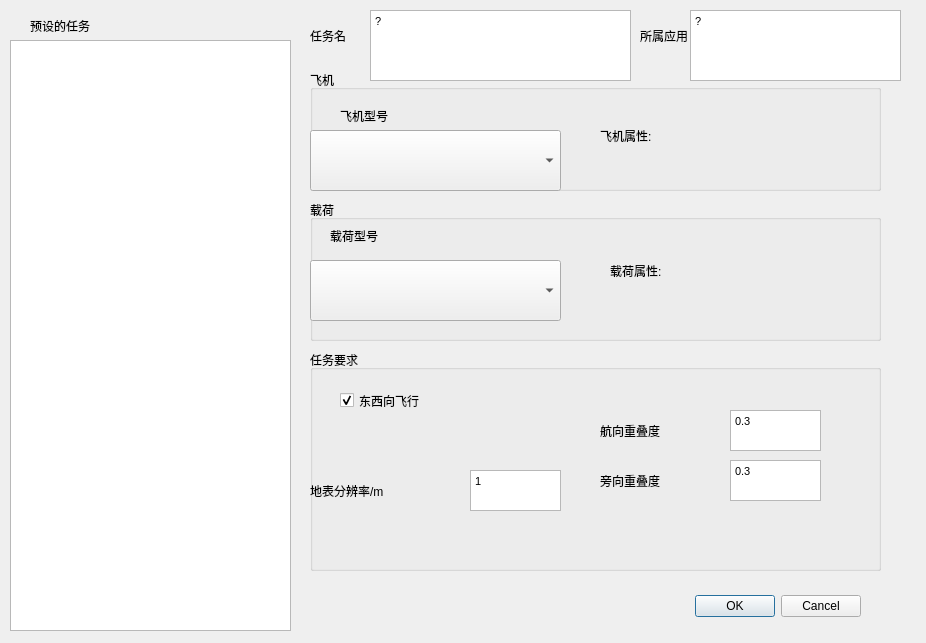
Before: the Qt Designer form add_fly_mission.ui in imbi7py/commander, drawn with Qt 5.
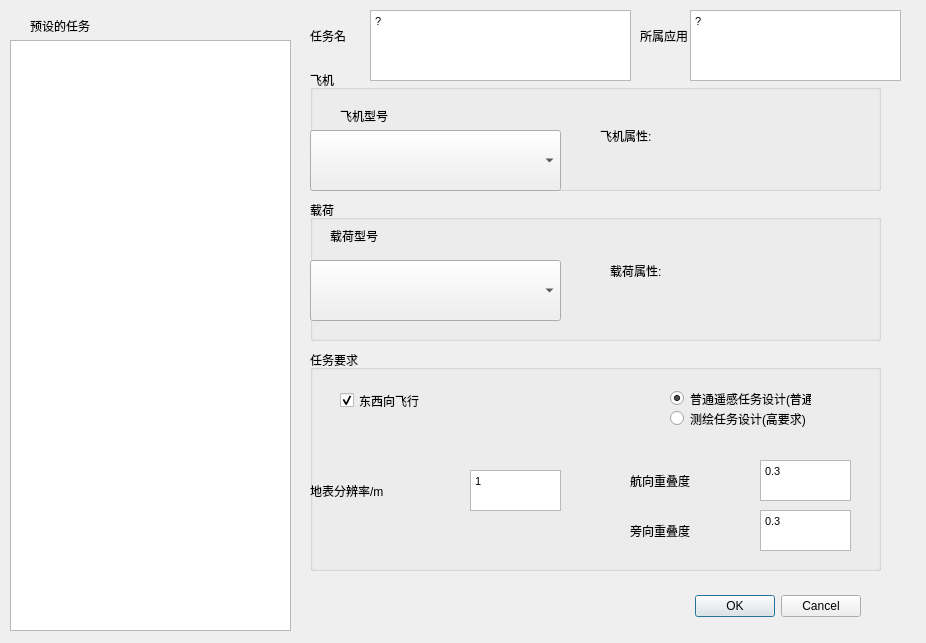
After: the same form once the commit is applied.

Diff of the .ui file:
```diff
--- a/add_fly_mission.ui
+++ b/add_fly_mission.ui
@@ -201,8 +201,8 @@
    <widget class="QLabel" name="label_5">
     <property name="geometry">
      <rect>
-      <x>290</x>
-      <y>110</y>
+      <x>320</x>
+      <y>160</y>
       <width>101</width>
       <height>41</height>
      </rect>
@@ -214,8 +214,8 @@
    <widget class="QTextEdit" name="sideway_overlap_textedit">
     <property name="geometry">
      <rect>
-      <x>420</x>
-      <y>110</y>
+      <x>450</x>
+      <y>160</y>
       <width>91</width>
       <height>41</height>
      </rect>
@@ -224,15 +224,15 @@
      <string>&lt;!DOCTYPE HTML PUBLIC &quot;-//W3C//DTD HTML 4.0//EN&quot; &quot;http://www.w3.org/TR/REC-html40/strict.dtd&quot;&gt;
 &lt;html&gt;&lt;head&gt;&lt;meta name=&quot;qrichtext&quot; content=&quot;1&quot; /&gt;&lt;style type=&quot;text/css&quot;&gt;
 p, li { white-space: pre-wrap; }
-&lt;/style&gt;&lt;/head&gt;&lt;body style=&quot; font-family:'MS Shell Dlg 2'; font-size:7.875pt; font-weight:400; font-style:normal;&quot;&gt;
-&lt;p style=&quot; margin-top:0px; margin-bottom:0px; margin-left:0px; margin-right:0px; -qt-block-indent:0; text-indent:0px;&quot;&gt;0.3&lt;/p&gt;&lt;/body&gt;&lt;/html&gt;</string>
+&lt;/style&gt;&lt;/head&gt;&lt;body style=&quot; font-family:'MS Shell Dlg 2'; font-size:8.25pt; font-weight:400; font-style:normal;&quot;&gt;
+&lt;p style=&quot; margin-top:0px; margin-bottom:0px; margin-left:0px; margin-right:0px; -qt-block-indent:0; text-indent:0px;&quot;&gt;&lt;span style=&quot; font-size:7.875pt;&quot;&gt;0.3&lt;/span&gt;&lt;/p&gt;&lt;/body&gt;&lt;/html&gt;</string>
     </property>
    </widget>
    <widget class="QLabel" name="label_4">
     <property name="geometry">
      <rect>
-      <x>290</x>
-      <y>60</y>
+      <x>320</x>
+      <y>110</y>
       <width>101</width>
       <height>41</height>
      </rect>
@@ -244,8 +244,8 @@
    <widget class="QTextEdit" name="forward_overlap_textedit">
     <property name="geometry">
      <rect>
-      <x>420</x>
-      <y>60</y>
+      <x>450</x>
+      <y>110</y>
       <width>91</width>
       <height>41</height>
      </rect>
@@ -254,8 +254,8 @@
      <string>&lt;!DOCTYPE HTML PUBLIC &quot;-//W3C//DTD HTML 4.0//EN&quot; &quot;http://www.w3.org/TR/REC-html40/strict.dtd&quot;&gt;
 &lt;html&gt;&lt;head&gt;&lt;meta name=&quot;qrichtext&quot; content=&quot;1&quot; /&gt;&lt;style type=&quot;text/css&quot;&gt;
 p, li { white-space: pre-wrap; }
-&lt;/style&gt;&lt;/head&gt;&lt;body style=&quot; font-family:'MS Shell Dlg 2'; font-size:7.875pt; font-weight:400; font-style:normal;&quot;&gt;
-&lt;p style=&quot; margin-top:0px; margin-bottom:0px; margin-left:0px; margin-right:0px; -qt-block-indent:0; text-indent:0px;&quot;&gt;0.3&lt;/p&gt;&lt;/body&gt;&lt;/html&gt;</string>
+&lt;/style&gt;&lt;/head&gt;&lt;body style=&quot; font-family:'MS Shell Dlg 2'; font-size:8.25pt; font-weight:400; font-style:normal;&quot;&gt;
+&lt;p style=&quot; margin-top:0px; margin-bottom:0px; margin-left:0px; margin-right:0px; -qt-block-indent:0; text-indent:0px;&quot;&gt;&lt;span style=&quot; font-size:7.875pt;&quot;&gt;0.3&lt;/span&gt;&lt;/p&gt;&lt;/body&gt;&lt;/html&gt;</string>
     </property>
    </widget>
    <widget class="QLabel" name="label_11">
@@ -284,8 +284,37 @@
      <string>&lt;!DOCTYPE HTML PUBLIC &quot;-//W3C//DTD HTML 4.0//EN&quot; &quot;http://www.w3.org/TR/REC-html40/strict.dtd&quot;&gt;
 &lt;html&gt;&lt;head&gt;&lt;meta name=&quot;qrichtext&quot; content=&quot;1&quot; /&gt;&lt;style type=&quot;text/css&quot;&gt;
 p, li { white-space: pre-wrap; }
-&lt;/style&gt;&lt;/head&gt;&lt;body style=&quot; font-family:'MS Shell Dlg 2'; font-size:7.875pt; font-weight:400; font-style:normal;&quot;&gt;
-&lt;p style=&quot; margin-top:0px; margin-bottom:0px; margin-left:0px; margin-right:0px; -qt-block-indent:0; text-indent:0px;&quot;&gt;1&lt;/p&gt;&lt;/body&gt;&lt;/html&gt;</string>
+&lt;/style&gt;&lt;/head&gt;&lt;body style=&quot; font-family:'MS Shell Dlg 2'; font-size:8.25pt; font-weight:400; font-style:normal;&quot;&gt;
+&lt;p style=&quot; margin-top:0px; margin-bottom:0px; margin-left:0px; margin-right:0px; -qt-block-indent:0; text-indent:0px;&quot;&gt;&lt;span style=&quot; font-size:7.875pt;&quot;&gt;1&lt;/span&gt;&lt;/p&gt;&lt;/body&gt;&lt;/html&gt;</string>
+    </property>
+   </widget>
+   <widget class="QRadioButton" name="radioButton">
+    <property name="geometry">
+     <rect>
+      <x>360</x>
+      <y>40</y>
+      <width>141</width>
+      <height>17</height>
+     </rect>
+    </property>
+    <property name="text">
+     <string>普通遥感任务设计(普通)</string>
+    </property>
+    <property name="checked">
+     <bool>true</bool>
+    </property>
+   </widget>
+   <widget class="QRadioButton" name="radioButton_2">
+    <property name="geometry">
+     <rect>
+      <x>360</x>
+      <y>60</y>
+      <width>141</width>
+      <height>17</height>
+     </rect>
+    </property>
+    <property name="text">
+     <string>测绘任务设计(高要求)</string>
     </property>
    </widget>
   </widget>
```
Left out of the diff: 8 changed lines with no effect on the pictures.
